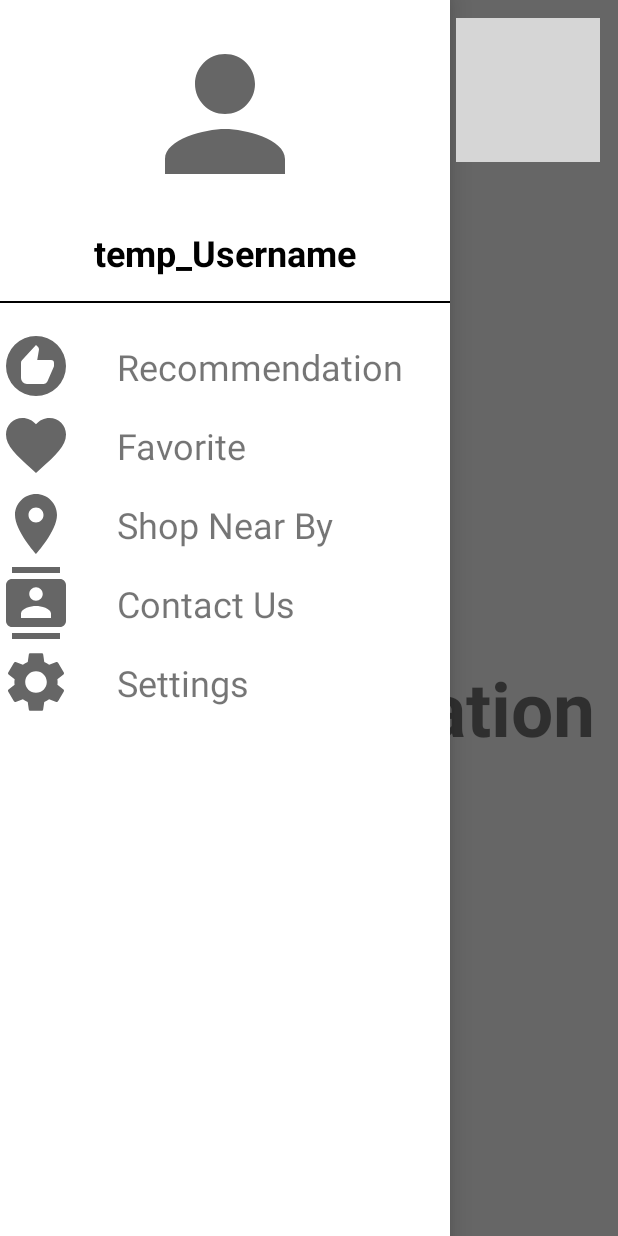
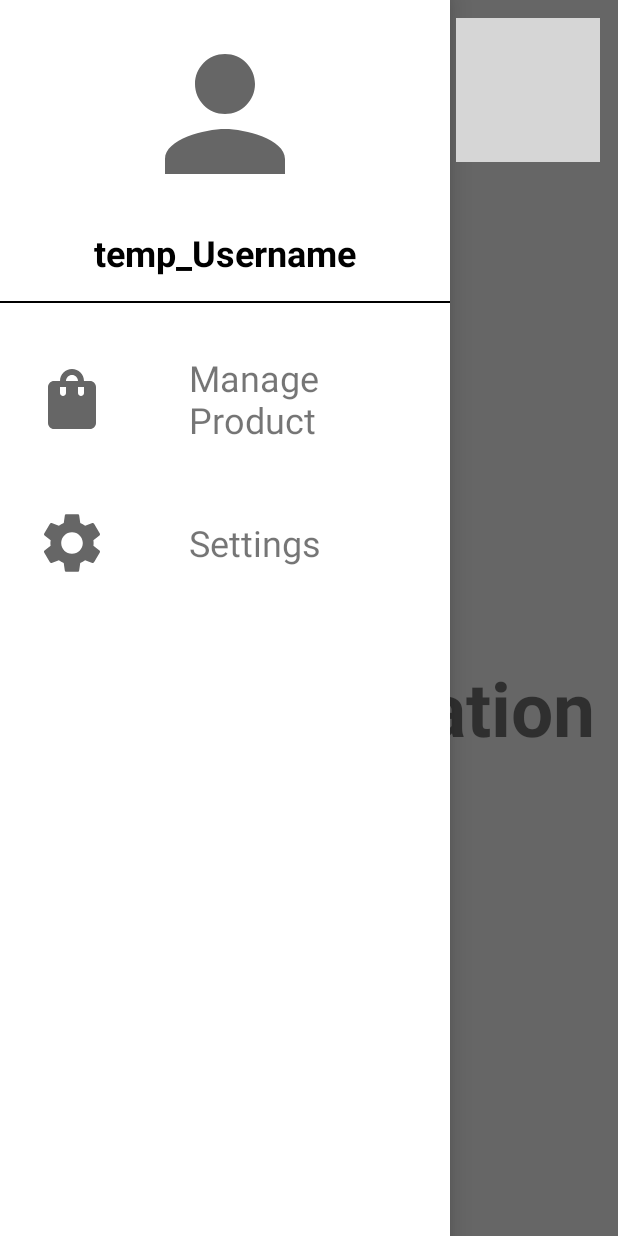
Before and after one commit to yeungqwer2020/EclothesAndroid, an Android app: the MainPageActivity screen opened directly, with no data from a screen before it, with the side drawer open, on a phone screen of 412 x 824 dp. Run offline under Robolectric (Android 15) with nearby library versions, the phone set to English and light mode, and no system bars; network calls fail; grey boxes are pictures that could not be loaded.

Commit message:
MainPageUpdate
menu changes according to role

```diff
--- a/app/src/main/java/com/example/eclothes/LoginRegisterActivity.java
+++ b/app/src/main/java/com/example/eclothes/LoginRegisterActivity.java
@@ -316,7 +316,7 @@ public class LoginRegisterActivity extends AppCompatActivity {
                         content += currentUser.getUser().getUsername() + "\n";
 
                         showMessage(content);
-//                        restartActivity();
+                        restartActivity();
                     }
                     Log.d("register", response.code() + "");
                 }
@@ -427,7 +427,7 @@ public class LoginRegisterActivity extends AppCompatActivity {
                         content += currentUser.getUser().getUsername() + "\n";
 
                         AuthorizationInterceptor.setToken(currentUser.getToken());
-
+                        AuthorizationInterceptor.setRole("User");
                         showMessage(content);
 
                         update();
@@ -469,6 +469,8 @@ public class LoginRegisterActivity extends AppCompatActivity {
 
                         showMessage(content);
                         //intent to MainPage
+                        AuthorizationInterceptor.setToken(currentMerchant.getToken());
+                        AuthorizationInterceptor.setRole("Merchant");
                         promoteToMainPage();
                     }
 
--- a/app/src/main/java/com/example/eclothes/MainPageActivity.java
+++ b/app/src/main/java/com/example/eclothes/MainPageActivity.java
@@ -10,6 +10,9 @@ import android.content.DialogInterface;
 import android.content.Intent;
 import android.os.Bundle;
 import android.view.View;
+import android.widget.LinearLayout;
+
+import com.example.eclothes.API.AuthorizationInterceptor;
 
 public class MainPageActivity extends AppCompatActivity {
 
@@ -23,6 +26,8 @@ public class MainPageActivity extends AppCompatActivity {
 
         //Assign variable
         drawerLayout = findViewById(R.id.drawer_layout);
+        AuthorizationInterceptor.setRole("Merchant");
+        updateMenuByrole(AuthorizationInterceptor.getRole());
     }
 
     public void ClickMenu(View view){
@@ -106,6 +111,55 @@ public class MainPageActivity extends AppCompatActivity {
         activity.startActivity(intent);
     }
 
+    public void updateMenuByrole(String role){
+        //user
+        LinearLayout llRecommendation = findViewById(R.id.menu_recommendation_layout);
+        LinearLayout llFavorite = findViewById(R.id.menu_favorite_layout);
+        LinearLayout llShopNearBy = findViewById(R.id.menu_shopNearBy_layout);
+        LinearLayout llContactUs = findViewById(R.id.menu_contactUs_layout);
+        LinearLayout llSettingUser = findViewById(R.id.menu_setting_user_layout);
+        //merchant
+        LinearLayout llManageProduct = findViewById(R.id.menu_manageProduct_layout);
+        LinearLayout llSettingMerchant = findViewById(R.id.menu_setting_merchant_layout);
+        //admin
+        LinearLayout llSettingAdmin = findViewById(R.id.menu_setting_admin_layout);
+        if(role == "User"){
+            llRecommendation.setVisibility(View.VISIBLE);
+            llFavorite.setVisibility(View.VISIBLE);
+            llShopNearBy.setVisibility(View.VISIBLE);
+            llContactUs.setVisibility(View.VISIBLE);
+            llSettingUser.setVisibility(View.VISIBLE);
+
+            llManageProduct.setVisibility(View.GONE);
+            llSettingMerchant.setVisibility(View.GONE);
+
+            llSettingAdmin.setVisibility(View.GONE);
+
+        }else if(role == "Merchant"){
+            llRecommendation.setVisibility(View.GONE);
+            llFavorite.setVisibility(View.GONE);
+            llShopNearBy.setVisibility(View.GONE);
+            llContactUs.setVisibility(View.GONE);
+            llSettingUser.setVisibility(View.GONE);
+
+            llManageProduct.setVisibility(View.VISIBLE);
+            llSettingMerchant.setVisibility(View.VISIBLE);
+
+            llSettingAdmin.setVisibility(View.GONE);
+        }else if(role == "Admin"){
+            llRecommendation.setVisibility(View.GONE);
+            llFavorite.setVisibility(View.GONE);
+            llShopNearBy.setVisibility(View.GONE);
+            llContactUs.setVisibility(View.GONE);
+            llSettingUser.setVisibility(View.GONE);
+
+            llManageProduct.setVisibility(View.GONE);
+            llSettingMerchant.setVisibility(View.GONE);
+
+            llSettingAdmin.setVisibility(View.VISIBLE);
+        }
+    }
+
     @Override
     protected void onPause() {
         super.onPause();
--- a/app/src/main/res/layout/main_nav_drawer.xml
+++ b/app/src/main/res/layout/main_nav_drawer.xml
@@ -28,6 +28,7 @@
         android:background="@color/black" />
 
     <LinearLayout
+        android:id="@+id/menu_recommendation_layout"
         android:layout_width="match_parent"
         android:layout_height="wrap_content"
         android:orientation="horizontal"
@@ -52,6 +53,7 @@
     </LinearLayout>
 
     <LinearLayout
+        android:id="@+id/menu_favorite_layout"
         android:layout_width="match_parent"
         android:layout_height="wrap_content"
         android:orientation="horizontal"
@@ -76,6 +78,7 @@
     </LinearLayout>
 
     <LinearLayout
+        android:id="@+id/menu_shopNearBy_layout"
         android:layout_width="match_parent"
         android:layout_height="wrap_content"
         android:orientation="horizontal"
@@ -100,6 +103,7 @@
     </LinearLayout>
 
     <LinearLayout
+        android:id="@+id/menu_contactUs_layout"
         android:layout_width="match_parent"
         android:layout_height="wrap_content"
         android:orientation="horizontal"
@@ -124,6 +128,7 @@
     </LinearLayout>
 
     <LinearLayout
+        android:id="@+id/menu_setting_user_layout"
         android:layout_width="match_parent"
         android:layout_height="wrap_content"
         android:orientation="horizontal"
@@ -149,6 +154,7 @@
     </LinearLayout>
 
     <LinearLayout
+        android:id="@+id/menu_manageProduct_layout"
         android:layout_width="match_parent"
         android:layout_height="wrap_content"
         android:orientation="horizontal"
@@ -175,6 +181,7 @@
     </LinearLayout>
 
     <LinearLayout
+        android:id="@+id/menu_setting_merchant_layout"
         android:layout_width="match_parent"
         android:layout_height="wrap_content"
         android:orientation="horizontal"
@@ -200,6 +207,7 @@
     </LinearLayout>
 
     <LinearLayout
+        android:id="@+id/menu_setting_admin_layout"
         android:layout_width="match_parent"
         android:layout_height="wrap_content"
         android:orientation="horizontal"
```
